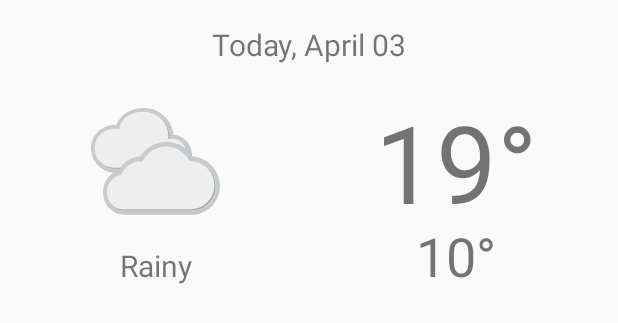
After one commit to tuvakov/MySunshine, an Android app: the layout list_item_forecast_today.xml on its own in the app's theme, with its tools: preview values and no code run, on a phone screen of 412 x 824 dp. The commit adds this screen. Shown: the top 323 px of the screen. Run offline under Robolectric (Android 15) with nearby library versions, the phone set to English and light mode, and no system bars.

Commit message:
Add different list layout for today's weather. Adjust RecyclerView components accordingly.

```diff
--- a/app/src/main/java/com/example/android/sunshine/MainActivity.java
+++ b/app/src/main/java/com/example/android/sunshine/MainActivity.java
@@ -104,7 +104,7 @@ public class MainActivity extends AppCompatActivity
          * The ForecastAdapter is responsible for linking our weather data with the Views that
          * will end up displaying our weather data.
          */
-        mForecastAdapter = new ForecastAdapter(this);
+        mForecastAdapter = new ForecastAdapter(getBaseContext(), this);
 
         /* Setting the adapter attaches it to the RecyclerView in our layout. */
         mRecyclerView.setAdapter(mForecastAdapter);
--- /dev/null
+++ b/app/src/main/res/layout/list_item_forecast_today.xml
@@ -0,0 +1,88 @@
+<?xml version="1.0" encoding="utf-8"?>
+<!--
+- To emphesize today's weather in the RecyclerView this layout is used. It has bigger icon
+- and larger textviews
+-->
+<android.support.constraint.ConstraintLayout xmlns:android="http://schemas.android.com/apk/res/android"
+    android:layout_width="match_parent"
+    android:layout_height="wrap_content"
+    xmlns:tools="http://schemas.android.com/tools"
+    xmlns:app="http://schemas.android.com/apk/res-auto"
+    android:paddingBottom="16dp"
+    android:paddingTop="16dp">
+
+<!--
+- This Guideline divides the screen into a left half and a right half and is used to anchor the
+- views to the middle of the screen.
+-->
+    <android.support.constraint.Guideline
+        android:id="@+id/horizontal_middle"
+        android:layout_width="wrap_content"
+        android:layout_height="wrap_content"
+        android:orientation="vertical"
+        app:layout_constraintGuide_percent="0.5"
+        tools:layout_editor_absoluteX="192dp"
+        tools:layout_editor_absoluteY="0dp"/>
+
+    <!-- TextView that holds today's date -->
+    <TextView
+        android:id="@+id/tv_date"
+        android:layout_width="wrap_content"
+        android:layout_height="wrap_content"
+        android:layout_marginBottom="16dp"
+        android:textSize="20sp"
+        app:layout_constraintBottom_toTopOf="@+id/iv_weather_icon"
+        app:layout_constraintLeft_toLeftOf="parent"
+        app:layout_constraintRight_toRightOf="parent"
+        tools:text="Today, April 03"/>
+
+    <!-- ImageView for weather condition icon -->
+    <ImageView
+        android:id="@+id/iv_weather_icon"
+        android:layout_width="96dp"
+        android:layout_height="96dp"
+        android:adjustViewBounds="true"
+        app:layout_constraintBottom_toBottomOf="parent"
+        app:layout_constraintLeft_toLeftOf="parent"
+        app:layout_constraintRight_toLeftOf="@+id/horizontal_middle"
+        app:layout_constraintTop_toTopOf="parent"
+        tools:src="@drawable/art_clouds"/>
+
+    <!-- TextView that describes weather condition -->
+    <TextView
+        android:id="@+id/tv_weather_description"
+        android:layout_width="wrap_content"
+        android:layout_height="wrap_content"
+        android:layout_marginTop="8dp"
+        android:textSize="20sp"
+        app:layout_constraintHorizontal_bias="0.52"
+        app:layout_constraintLeft_toLeftOf="@+id/iv_weather_icon"
+        app:layout_constraintRight_toRightOf="@+id/iv_weather_icon"
+        app:layout_constraintTop_toBottomOf="@+id/iv_weather_icon"
+        tools:text="Rainy"/>
+
+    <!-- High temperature for today -->
+    <TextView
+        android:id="@+id/tv_high_temperature"
+        android:layout_width="wrap_content"
+        android:layout_height="wrap_content"
+        android:textSize="72sp"
+        app:layout_constraintBottom_toBottomOf="@+id/iv_weather_icon"
+        app:layout_constraintHorizontal_bias="0.45"
+        app:layout_constraintLeft_toLeftOf="@+id/horizontal_middle"
+        app:layout_constraintRight_toRightOf="parent"
+        app:layout_constraintTop_toTopOf="@+id/iv_weather_icon"
+        tools:text="19\u00b0"/>
+
+    <!-- High temperature for today -->
+    <TextView
+        android:id="@+id/tv_low_temperature"
+        android:layout_width="wrap_content"
+        android:layout_height="wrap_content"
+        android:textSize="36sp"
+        app:layout_constraintBaseline_toBaselineOf="@+id/tv_weather_description"
+        app:layout_constraintLeft_toLeftOf="@+id/tv_high_temperature"
+        app:layout_constraintRight_toRightOf="@+id/tv_high_temperature"
+        tools:text="10\u00b0"/>
+
+</android.support.constraint.ConstraintLayout>
--- /dev/null
+++ b/app/src/main/res/values-port/bools.xml
@@ -0,0 +1,4 @@
+<?xml version="1.0" encoding="utf-8"?>
+<resources>
+    <bool name="use_today_layout">true</bool>
+</resources>
--- a/app/src/main/res/values/bool.xml
+++ b/app/src/main/res/values/bool.xml
@@ -1,4 +1,7 @@
 <?xml version="1.0" encoding="utf-8"?>
 <resources>
     <bool name="show_notifications_by_default">true</bool>
+
+    <!-- Used for portrait layout preferences -->
+    <bool name="use_today_layout">false</bool>
 </resources>
```
Also changed, not shown: app/src/main/java/com/example/android/sunshine/ForecastAdapter.java (+58 -38 lines).
